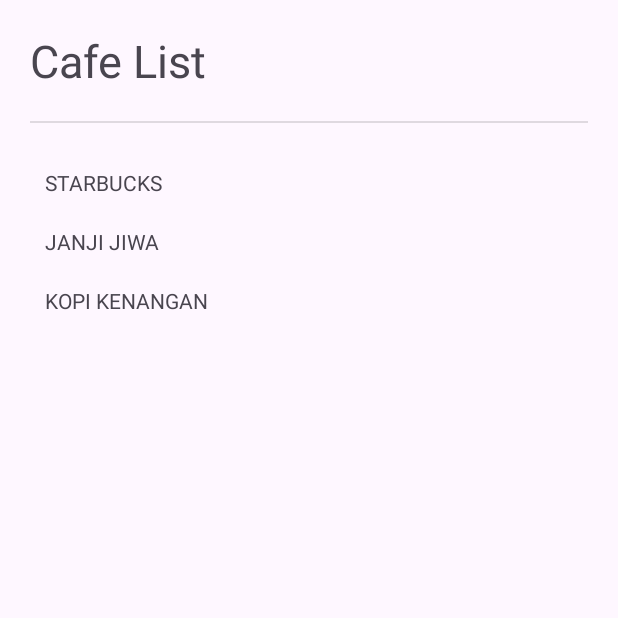
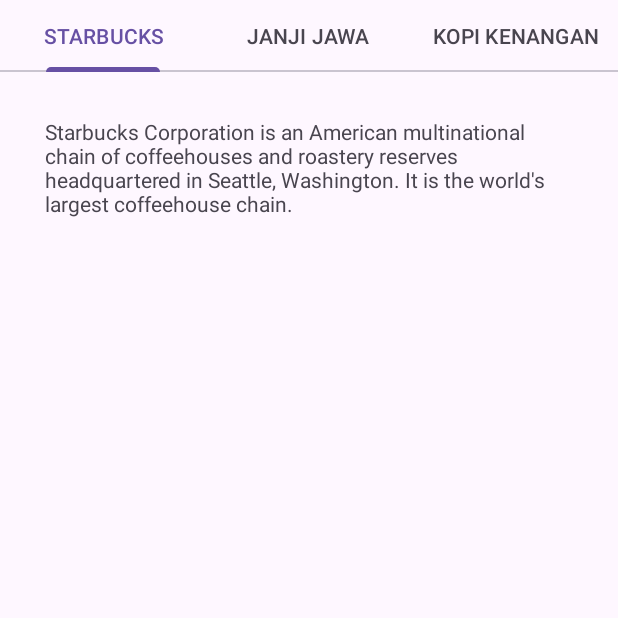
Before and after one commit to salmampn/LAB_WEEK_04, an Android app: the fragment CafeFragment shown on its own in the app's theme, on a phone screen of 412 x 824 dp, the top half of it. Run offline under Robolectric (Android 15) with nearby library versions, the phone set to English and light mode, and no system bars.

```diff
--- a/app/build.gradle.kts
+++ b/app/build.gradle.kts
@@ -48,4 +48,5 @@ dependencies {
     androidTestImplementation(libs.androidx.espresso.core)
     implementation("androidx.navigation:navigation-fragment-ktx:2.5.3")
     implementation("androidx.navigation:navigation-ui-ktx:2.5.3")
+    implementation("androidx.viewpager2:viewpager2:1.0.0")
 }
--- /dev/null
+++ b/app/src/main/java/com/example/lab_week_04/CafeAdapter.kt
@@ -0,0 +1,29 @@
+package com.example.lab_week_04
+
+import android.content.Context
+import androidx.fragment.app.Fragment
+import androidx.fragment.app.FragmentManager
+import androidx.lifecycle.Lifecycle
+import androidx.viewpager2.adapter.FragmentStateAdapter
+
+val TABS_FIXED = listOf(
+    R.string.starbucks_title,
+    R.string.janjijiwa_title,
+    R.string.kopikenangan_title,
+)
+val TABS_CONTENT_FIXED = listOf(
+    R.string.starbucks_desc,
+    R.string.janjijiwa_desc,
+    R.string.kopikenangan_desc,
+)
+
+class CafeAdapter(private val context: Context, fragmentManager: FragmentManager, lifecycle: Lifecycle) :
+    FragmentStateAdapter(fragmentManager, lifecycle) {
+    override fun getItemCount(): Int {
+        return TABS_FIXED.size
+    }
+    override fun createFragment(position: Int): Fragment
+    {
+        return CafeDetailFragment.newInstance(context.getString(TABS_CONTENT_FIXED[position]))
+    }
+}
--- /dev/null
+++ b/app/src/main/java/com/example/lab_week_04/CafeDetailFragment.kt
@@ -0,0 +1,39 @@
+package com.example.lab_week_04
+
+import android.os.Bundle
+import androidx.fragment.app.Fragment
+import android.view.LayoutInflater
+import android.view.View
+import android.view.ViewGroup
+import android.widget.TextView
+
+private const val TAB_CONTENT = "TAB_CONTENT"
+class CafeDetailFragment : Fragment() {
+    private var content: String? = null
+    override fun onCreate(savedInstanceState: Bundle?) {
+        super.onCreate(savedInstanceState)
+        arguments?.let {
+            content = it.getString(TAB_CONTENT)
+        }
+    }
+    override fun onCreateView(
+        inflater: LayoutInflater, container: ViewGroup?,
+        savedInstanceState: Bundle?
+    ): View? {
+// Inflate the layout for this fragment
+        return inflater.inflate(R.layout.fragment_cafe_detail, container, false)
+    }
+    override fun onViewCreated(view: View, savedInstanceState: Bundle?) {
+        super.onViewCreated(view, savedInstanceState)
+        view.findViewById<TextView>(R.id.content_description)
+            ?.text = content
+    }
+    companion object {
+        fun newInstance(content: String) =
+            CafeDetailFragment().apply {
+                arguments = Bundle().apply {
+                    putString(TAB_CONTENT, content)
+                }
+            }
+    }
+}
--- a/app/src/main/java/com/example/lab_week_04/CafeFragment.kt
+++ b/app/src/main/java/com/example/lab_week_04/CafeFragment.kt
@@ -5,28 +5,15 @@ import androidx.fragment.app.Fragment
 import android.view.LayoutInflater
 import android.view.View
 import android.view.ViewGroup
+import androidx.viewpager2.widget.ViewPager2
+import com.example.lab_week_04.R.layout.fragment_cafe
+import com.google.android.material.tabs.TabLayout
+import com.google.android.material.tabs.TabLayoutMediator
 
-// TODO: Rename parameter arguments, choose names that match
-// the fragment initialization parameters, e.g. ARG_ITEM_NUMBER
-private const val ARG_PARAM1 = "param1"
-private const val ARG_PARAM2 = "param2"
-
-/**
- * A simple [Fragment] subclass.
- * Use the [CafeFragment.newInstance] factory method to
- * create an instance of this fragment.
- */
 class CafeFragment : Fragment() {
-    // TODO: Rename and change types of parameters
-    private var param1: String? = null
-    private var param2: String? = null
 
     override fun onCreate(savedInstanceState: Bundle?) {
         super.onCreate(savedInstanceState)
-        arguments?.let {
-            param1 = it.getString(ARG_PARAM1)
-            param2 = it.getString(ARG_PARAM2)
-        }
     }
 
     override fun onCreateView(
@@ -37,23 +24,14 @@ class CafeFragment : Fragment() {
         return inflater.inflate(R.layout.fragment_cafe, container, false)
     }
 
-    companion object {
-        /**
-         * Use this factory method to create a new instance of
-         * this fragment using the provided parameters.
-         *
-         * @param param1 Parameter 1.
-         * @param param2 Parameter 2.
-         * @return A new instance of fragment CafeFragment.
-         */
-        // TODO: Rename and change types and number of parameters
-        @JvmStatic
-        fun newInstance(param1: String, param2: String) =
-            CafeFragment().apply {
-                arguments = Bundle().apply {
-                    putString(ARG_PARAM1, param1)
-                    putString(ARG_PARAM2, param2)
-                }
-            }
+    override fun onViewCreated(view: View, savedInstanceState: Bundle?) {
+        super.onViewCreated(view, savedInstanceState)
+        val viewPager = view.findViewById<ViewPager2>(R.id.view_pager)
+        val tabLayout = view.findViewById<TabLayout>(R.id.tab_layout)
+        val adapter = CafeAdapter(requireContext(), childFragmentManager, lifecycle)
+        viewPager.adapter = adapter
+        TabLayoutMediator(tabLayout, viewPager) { tab, position ->
+            tab.text = resources.getString(TABS_FIXED[position])
+        }.attach()
     }
 }
--- a/app/src/main/res/layout/fragment_cafe.xml
+++ b/app/src/main/res/layout/fragment_cafe.xml
@@ -1,41 +1,19 @@
 <?xml version="1.0" encoding="utf-8"?>
-<ScrollView xmlns:android="http://schemas.android.com/apk/res/android"
-    xmlns:tools="http://schemas.android.com/tools"
+<androidx.constraintlayout.widget.ConstraintLayout
+    xmlns:android="http://schemas.android.com/apk/res/android"
+    xmlns:app="http://schemas.android.com/apk/res-auto"
     android:layout_width="match_parent"
     android:layout_height="match_parent"
-    tools:context=".CafeFragment"
-    android:padding="20dp">
-    <LinearLayout
+    android:orientation="vertical">
+    <com.google.android.material.tabs.TabLayout
+        app:layout_constraintTop_toTopOf="parent"
+        android:id="@+id/tab_layout"
         android:layout_width="match_parent"
         android:layout_height="wrap_content"
-        android:orientation="vertical">
-        <TextView
-            android:layout_width="match_parent"
-            android:layout_height="wrap_content"
-            android:textSize="30sp"
-            android:text="@string/cafe_list"/>
-        <View
-            android:layout_width="match_parent"
-            android:layout_height="1dp"
-            android:layout_marginVertical="20dp"
-            android:background="?android:attr/dividerVertical" />
-        <TextView
-            android:id="@+id/affogato"
-            android:layout_width="match_parent"
-            android:layout_height="wrap_content"
-            android:padding="10dp"
-            android:text="@string/starbucks_title"/>
-        <TextView
-            android:id="@+id/americano"
-            android:layout_width="match_parent"
-            android:layout_height="wrap_content"
-            android:padding="10dp"
-            android:text="@string/janjijiwa_title"/>
-        <TextView
-            android:id="@+id/latte"
-            android:layout_width="match_parent"
-            android:layout_height="wrap_content"
-            android:padding="10dp"
-            android:text="@string/kopikenangan_title"/>
-    </LinearLayout>
-</ScrollView>
+        app:tabMode="fixed"/>
+    <androidx.viewpager2.widget.ViewPager2
+        app:layout_constraintTop_toBottomOf="@id/tab_layout"
+        android:id="@+id/view_pager"
+        android:layout_width="match_parent"
+        android:layout_height="wrap_content"/>
+</androidx.constraintlayout.widget.ConstraintLayout>
--- /dev/null
+++ b/app/src/main/res/layout/fragment_cafe_detail.xml
@@ -0,0 +1,14 @@
+<?xml version="1.0" encoding="utf-8"?>
+<FrameLayout
+    xmlns:android="http://schemas.android.com/apk/res/android"
+    xmlns:tools="http://schemas.android.com/tools"
+    android:layout_width="match_parent"
+    android:layout_height="match_parent"
+    tools:context=".CafeDetailFragment"
+    android:padding="30dp">
+    <TextView
+        android:id="@+id/content_description"
+        android:layout_width="match_parent"
+        android:layout_height="match_parent"
+        android:text="" />
+</FrameLayout>
--- a/app/src/main/res/navigation/nav_graph.xml
+++ b/app/src/main/res/navigation/nav_graph.xml
@@ -2,30 +2,29 @@
 <navigation xmlns:android="http://schemas.android.com/apk/res/android"
     xmlns:app="http://schemas.android.com/apk/res-auto"
     xmlns:tools="http://schemas.android.com/tools"
-    android:id="@+id/nav_graph"
+    android:id="@+id/nav_graph.xml"
     app:startDestination="@id/listFragment">
-
     <fragment
         android:id="@+id/listFragment"
         android:name="com.example.lab_week_04.ListFragment"
         android:label="fragment_list"
         tools:layout="@layout/fragment_list" >
         <action
-            android:id="@+id/action_listFragment_to_detailFragment2"
+            android:id="@+id/action_listFragment_to_detailFragment"
             app:destination="@id/detailFragment" />
     </fragment>
+    <fragment
+        android:id="@+id/detailFragment"
+        android:name="com.example.lab_week_04.DetailFragment"
+        android:label="fragment_detail"
+        tools:layout="@layout/fragment_detail" />
     <fragment
         android:id="@+id/favoritesFragment"
         android:name="com.example.lab_week_04.FavoritesFragment"
         android:label="fragment_favorites"
         tools:layout="@layout/fragment_favorites" />
     <fragment
-        android:id="@+id/detailFragment"
-        android:name="com.example.lab_week_04.DetailFragment"
-        android:label="fragment_detail"
-        tools:layout="@layout/fragment_detail" />
-    <fragment
-        android:id="@+id/cafeFragment3"
+        android:id="@+id/cafeFragment"
         android:name="com.example.lab_week_04.CafeFragment"
         android:label="fragment_cafe"
         tools:layout="@layout/fragment_cafe" />
--- a/app/src/main/res/values/strings.xml
+++ b/app/src/main/res/values/strings.xml
@@ -22,7 +22,19 @@ latte glass or a coffee cup. Flavoured syrup can be added.</string>
     <string name="bottom_menu_coffee">Coffee</string>
     <string name="bottom_menu_cafe">Cafe</string>
     <string name="starbucks_title">STARBUCKS</string>
-    <string name="janjijiwa_title">JANJI JIWA</string>
+    <string name="starbucks_desc">Starbucks Corporation is an American
+multinational chain of coffeehouses and roastery reserves headquartered in
+Seattle, Washington. It is the world\'s largest coffeehouse
+chain.</string>
+    <string name="janjijiwa_title">JANJI JAWA</string>
+    <string name="janjijiwa_desc">It is undeniable that Janji Jiwa outlets have
+spread to various corners. Janji Jiwa is a local coffee brand that is popular among
+students, students, workers and even families. Carrying the jargon "coffee from the
+heart", Janji Jiwa is committed to serving coffee with a classic taste for coffee
+lovers.</string>
     <string name="kopikenangan_title">KOPI KENANGAN</string>
-    <string name="hello_blank_fragment">Hello blank fragment</string>
+    <string name="kopikenangan_desc">At Kopi Kenangan, their dream is to serve high
+quality coffee, made with the freshest local ingredients to customers across
+Indonesia - and the rest of the world</string>
+<string name="hello_blank_fragment">Hello blank fragment</string>
 </resources>
```
